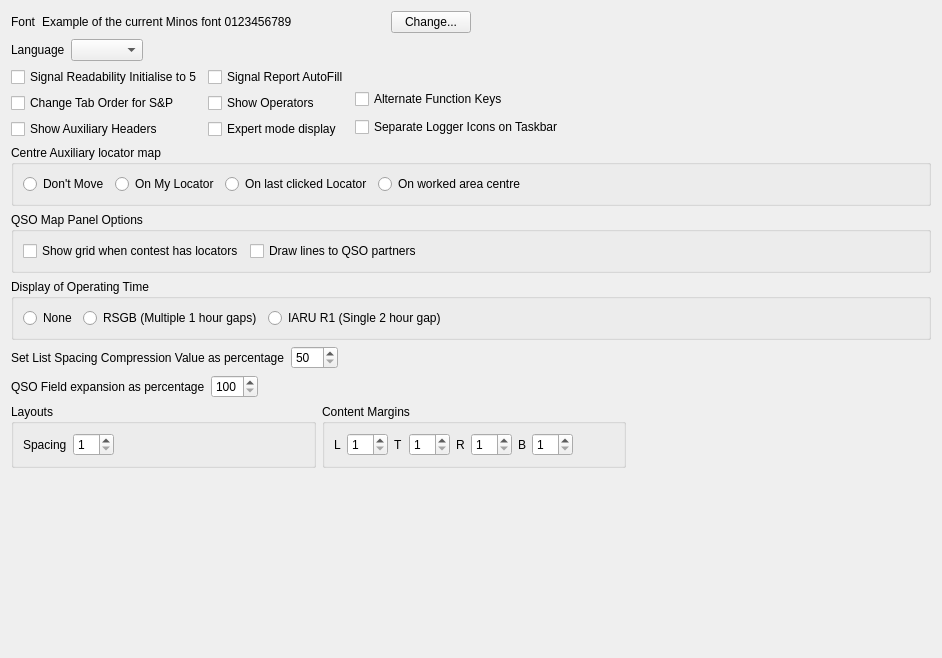
Above: mqt/MqtLogger/DisplayOptions.ui from Rsclub22/Minos2-Mirror before the change. Below: the same form after it.
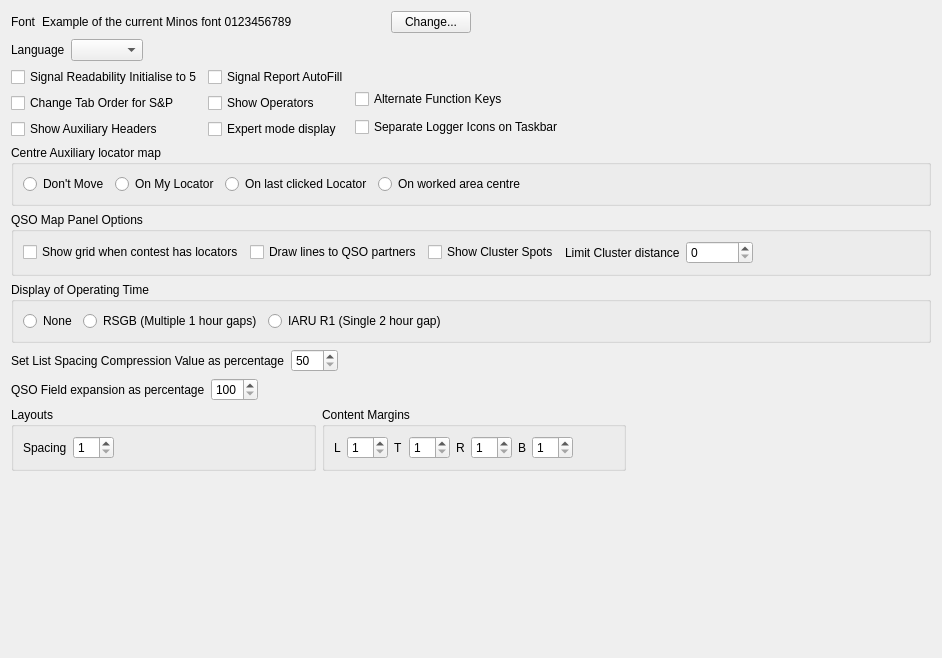
That is the form after the change.

Commit message: Configuration of spots on QSO map

The edit to the form file:
```diff
--- a/mqt/MqtLogger/DisplayOptions.ui
+++ b/mqt/MqtLogger/DisplayOptions.ui
@@ -267,6 +267,30 @@
         </property>
        </widget>
       </item>
+      <item>
+       <widget class="QCheckBox" name="mapShowCluster">
+        <property name="text">
+         <string>Show Cluster Spots</string>
+        </property>
+       </widget>
+      </item>
+      <item>
+       <widget class="QLabel" name="label_2">
+        <property name="text">
+         <string>Limit Cluster distance</string>
+        </property>
+       </widget>
+      </item>
+      <item>
+       <widget class="QSpinBox" name="mapClusterDistance">
+        <property name="maximum">
+         <number>100000</number>
+        </property>
+        <property name="singleStep">
+         <number>100</number>
+        </property>
+       </widget>
+      </item>
       <item>
        <spacer name="horizontalSpacer_5">
         <property name="orientation">
```
The commit also changes 17 other files.
